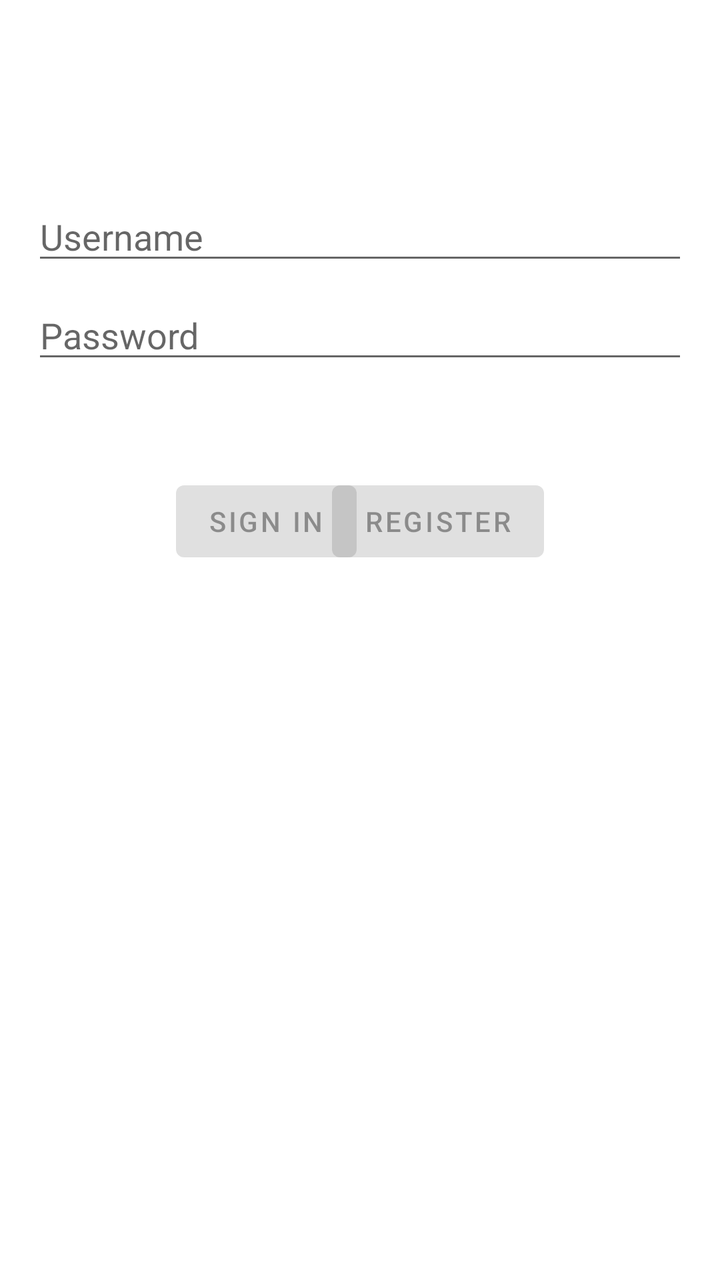
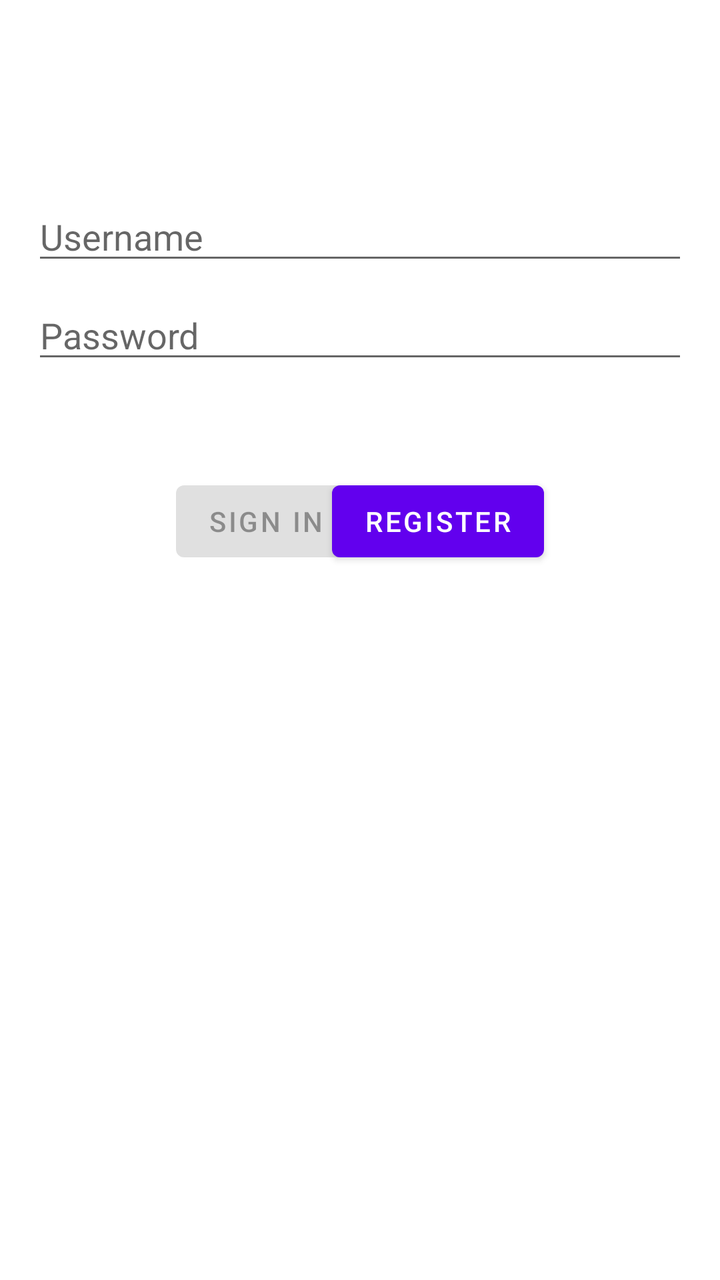

The first picture is an Android layout as it rendered before a commit; the second is the same layout after the commit. The layout source and the unified diff follow.
<!-- AndroidManifest.xml: application theme Theme.TuckShopStudent -->
<!-- res/layout/activity_login.xml -->
<?xml version="1.0" encoding="utf-8"?>
<androidx.constraintlayout.widget.ConstraintLayout xmlns:android="http://schemas.android.com/apk/res/android"
    xmlns:app="http://schemas.android.com/apk/res-auto"
    xmlns:tools="http://schemas.android.com/tools"
    android:id="@+id/container"
    android:layout_width="match_parent"
    android:layout_height="match_parent"
    android:paddingLeft="@dimen/activity_horizontal_margin"
    android:paddingTop="@dimen/activity_vertical_margin"
    android:paddingRight="@dimen/activity_horizontal_margin"
    android:paddingBottom="@dimen/activity_vertical_margin"
    tools:context=".LoginActivity">

    <EditText
        android:id="@+id/username"
        android:layout_width="0dp"
        android:layout_height="wrap_content"
        android:layout_marginTop="80dp"
        android:hint="@string/prompt_username"
        android:inputType="textEmailAddress"
        android:selectAllOnFocus="true"
        app:layout_constraintEnd_toEndOf="parent"
        app:layout_constraintStart_toStartOf="parent"
        app:layout_constraintTop_toTopOf="parent" />

    <EditText
        android:id="@+id/password"
        android:layout_width="0dp"
        android:layout_height="wrap_content"
        android:layout_marginTop="8dp"
        android:hint="@string/prompt_password"
        android:imeActionLabel="@string/action_sign_in_short"
        android:imeOptions="actionDone"
        android:inputType="textPassword"
        android:selectAllOnFocus="true"
        app:layout_constraintEnd_toEndOf="parent"
        app:layout_constraintStart_toStartOf="parent"
        app:layout_constraintTop_toBottomOf="@+id/username" />

    <Button
        android:id="@+id/login"
        android:layout_width="wrap_content"
        android:layout_height="wrap_content"
        android:layout_gravity="start"
        android:layout_marginStart="72dp"
        android:layout_marginTop="50dp"
        android:enabled="false"
        android:text="@string/action_sign_in"
        app:layout_constraintBottom_toBottomOf="parent"
        app:layout_constraintRight_toLeftOf="@id/login2"
        app:layout_constraintStart_toStartOf="parent"
        app:layout_constraintTop_toBottomOf="@+id/password"
        app:layout_constraintVertical_bias="0.0" />

    <Button
        android:id="@+id/login2"
        android:layout_width="wrap_content"
        android:layout_height="wrap_content"
        android:layout_gravity="start"
        android:layout_marginTop="50dp"
        android:layout_marginEnd="72dp"

        android:enabled="false"
        android:text="Register"
        app:layout_constraintBottom_toBottomOf="parent"
        app:layout_constraintEnd_toEndOf="parent"
        app:layout_constraintLeft_toRightOf="@+id/login"
        app:layout_constraintTop_toBottomOf="@+id/password"
        app:layout_constraintVertical_bias="0.0" />

    <ProgressBar
        android:id="@+id/loading"
        android:layout_width="wrap_content"
        android:layout_height="wrap_content"
        android:layout_gravity="center"
        android:layout_marginTop="64dp"
        android:layout_marginBottom="64dp"
        android:visibility="gone"
        app:layout_constraintBottom_toBottomOf="parent"
        app:layout_constraintEnd_toEndOf="@+id/password"
        app:layout_constraintStart_toStartOf="@+id/password"
        app:layout_constraintTop_toTopOf="parent"
        app:layout_constraintVertical_bias="0.3" />

</androidx.constraintlayout.widget.ConstraintLayout>
<!-- resources referenced by this layout -->
<resources>
  <dimen name="activity_horizontal_margin">16dp</dimen>
  <dimen name="activity_vertical_margin">16dp</dimen>
  <string name="action_sign_in">Sign in</string>
  <string name="action_sign_in_short">Sign in</string>
  <string name="prompt_password">Password</string>
  <string name="prompt_username">Username</string>
  <style name="Theme.TuckShopStudent" parent="Theme.MaterialComponents.DayNight.DarkActionBar">
          
          <item name="colorPrimary">@color/purple_500</item>
          <item name="colorPrimaryVariant">@color/purple_700</item>
          <item name="colorOnPrimary">@color/white</item>
          
          <item name="colorSecondary">@color/teal_200</item>
          <item name="colorSecondaryVariant">@color/teal_700</item>
          <item name="colorOnSecondary">@color/black</item>
          
          <item name="android:statusBarColor" tools:targetApi="l">?attr/colorPrimaryVariant</item>
          
      </style>
  <color name="purple_500">#FF6200EE</color>
  <color name="purple_700">#FF3700B3</color>
  <color name="white">#FFFFFFFF</color>
  <color name="teal_200">#FF03DAC5</color>
  <color name="teal_700">#FF018786</color>
  <color name="black">#FF000000</color>
</resources>

<!-- the commit's change to res/layout/activity_login.xml (unified diff, before → after) -->
@@ -47,20 +47,19 @@
         android:enabled="false"
         android:text="@string/action_sign_in"
         app:layout_constraintBottom_toBottomOf="parent"
-        app:layout_constraintRight_toLeftOf="@id/login2"
+        app:layout_constraintRight_toLeftOf="@id/register"
         app:layout_constraintStart_toStartOf="parent"
         app:layout_constraintTop_toBottomOf="@+id/password"
         app:layout_constraintVertical_bias="0.0" />
 
     <Button
-        android:id="@+id/login2"
+        android:id="@+id/register"
         android:layout_width="wrap_content"
         android:layout_height="wrap_content"
         android:layout_gravity="start"
         android:layout_marginTop="50dp"
         android:layout_marginEnd="72dp"
 
-        android:enabled="false"
         android:text="Register"
         app:layout_constraintBottom_toBottomOf="parent"
         app:layout_constraintEnd_toEndOf="parent"
